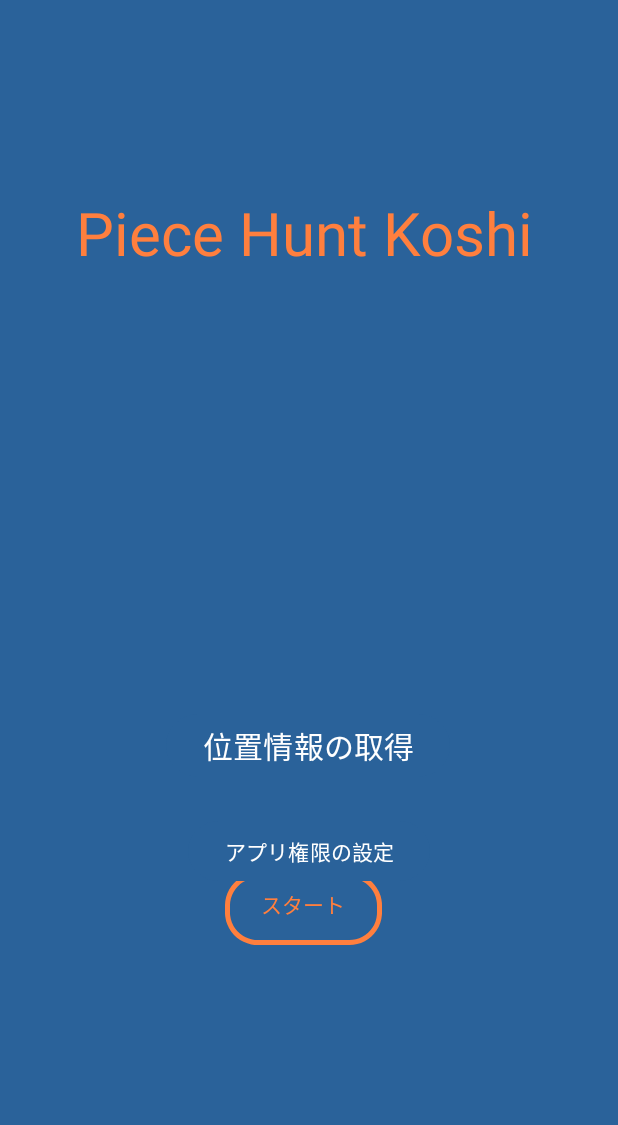
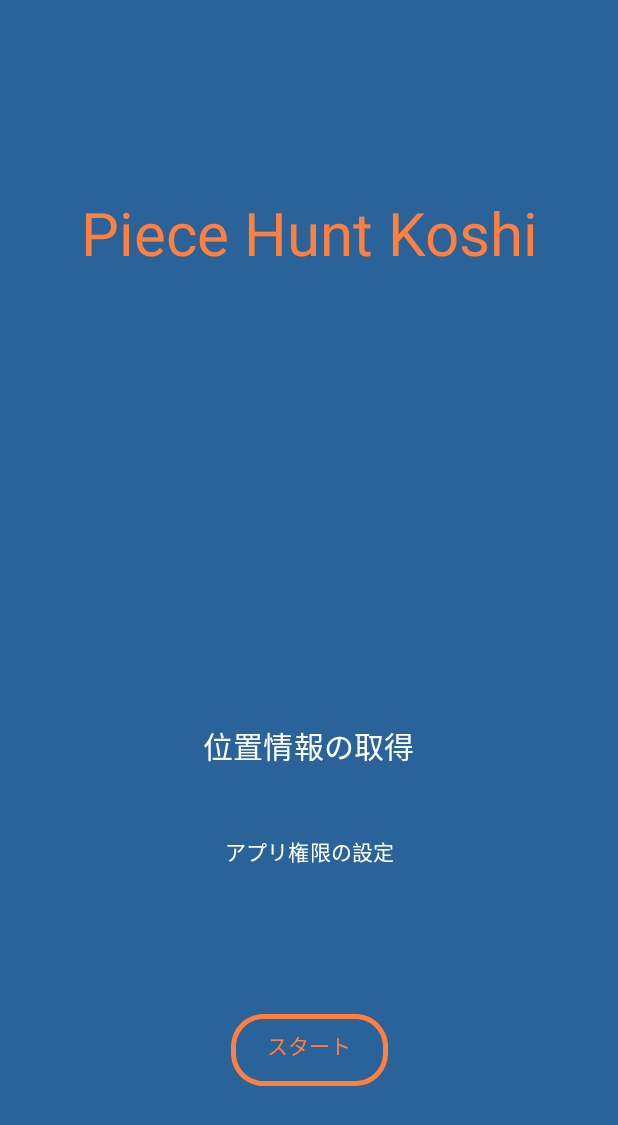
Before and after one commit to te-uemrua/PieceHuntKoshi_rev1, an Android app: the home_screen screen opened directly, with no data from a screen before it, on a phone screen of 412 x 824 dp. Shown: the top 1125 px of the screen. Run offline under Robolectric (Android 15) with nearby library versions, the phone set to English and light mode, and no system bars.

Commit message:
game_titleとstart_buttonの制約を変更した

```diff
--- a/app/src/main/res/layout/home_screen.xml
+++ b/app/src/main/res/layout/home_screen.xml
@@ -18,7 +18,7 @@
         app:layout_constraintTop_toTopOf="parent"
         android:layout_marginTop="128dp"
         app:layout_constraintStart_toStartOf="parent"
-        android:layout_marginStart="50dp"
+        app:layout_constraintEnd_toEndOf="parent"
         app:layout_constraintVertical_chainStyle="spread_inside" />
 
     <Button
@@ -29,10 +29,10 @@
         android:text="@string/start_button"
         android:textColor="@color/origin_orange"
         android:background="@drawable/custom_start_button"
-        app:layout_constraintTop_toBottomOf="@+id/game_title"
-        android:layout_marginTop="400dp"
-        app:layout_constraintStart_toStartOf="@+id/game_title"
-        android:layout_marginStart="100dp"
+        app:layout_constraintBottom_toBottomOf="parent"
+        android:layout_marginBottom="100dp"
+        app:layout_constraintStart_toStartOf="parent"
+        app:layout_constraintEnd_toEndOf="parent"
         app:layout_constraintVertical_chainStyle="spread_inside"
         app:backgroundTint="@null" />
 
```
